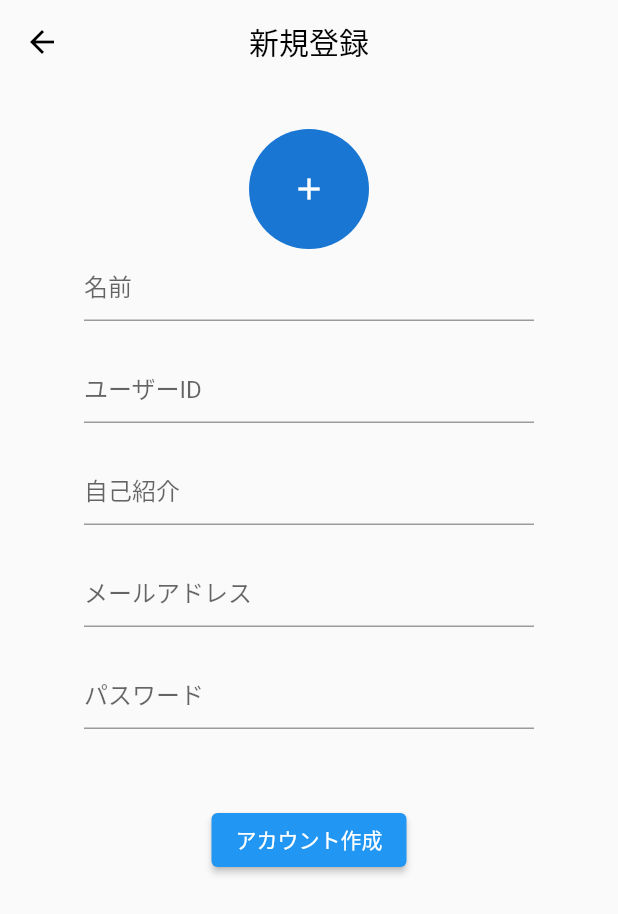
After one commit to nanzejiangcheng4/flutter_sns_sample, a Flutter app: the CreateAccountPage screen opened directly, after a tap on "アカウント作成", on a phone screen of 412 x 824 dp. The commit adds this screen. Shown: the top 914 px of the screen. Run offline on Flutter 3.47's test engine with Material 2 defaults, Android fonts, the phone set to English and light mode, and no system bars.

Commit message:
CreateAccountPageのUI実装

```diff
--- /dev/null
+++ b/lib/view/start_up/createAccountPage.dart
@@ -0,0 +1,106 @@
+import 'package:flutter/material.dart';
+
+class CreateAccountPage extends StatefulWidget {
+  const CreateAccountPage({Key? key}) : super(key: key);
+
+  @override
+  State<CreateAccountPage> createState() => _CreateAccountPageState();
+}
+
+class _CreateAccountPageState extends State<CreateAccountPage> {
+  TextEditingController nameController = TextEditingController();
+  TextEditingController userIdController = TextEditingController();
+  TextEditingController selfIntroductionController = TextEditingController();
+  TextEditingController passController = TextEditingController();
+  TextEditingController emailController = TextEditingController();
+
+  @override
+  Widget build(BuildContext context) {
+    return Scaffold(
+      appBar: AppBar(
+        backgroundColor: Colors.transparent,
+        elevation: 0,
+        iconTheme: IconThemeData(
+          color: Colors.black,
+        ),
+        title: Text(
+          '新規登録',
+          style: TextStyle(color: Colors.black),
+        ),
+        centerTitle: true,
+      ),
+      body: SingleChildScrollView(
+        child: Container(
+          width: double.infinity,
+          child: Column(
+            children: [
+              SizedBox(
+                height: 30,
+              ),
+              CircleAvatar(
+                radius: 40,
+                child: Icon(Icons.add),
+              ),
+              Container(
+                width: 300,
+                child: TextField(
+                  controller: nameController,
+                  decoration: InputDecoration(hintText: '名前'),
+                ),
+              ),
+              Padding(
+                padding: const EdgeInsets.symmetric(vertical: 20.0),
+                child: Container(
+                  width: 300,
+                  child: TextField(
+                    controller: userIdController,
+                    decoration: InputDecoration(hintText: 'ユーザーID'),
+                  ),
+                ),
+              ),
+              Container(
+                width: 300,
+                child: TextField(
+                  controller: selfIntroductionController,
+                  decoration: InputDecoration(hintText: '自己紹介'),
+                ),
+              ),
+              Padding(
+                padding: const EdgeInsets.symmetric(vertical: 20.0),
+                child: Container(
+                  width: 300,
+                  child: TextField(
+                    controller: emailController,
+                    decoration: InputDecoration(hintText: 'メールアドレス'),
+                  ),
+                ),
+              ),
+              Container(
+                width: 300,
+                child: TextField(
+                  controller: passController,
+                  decoration: InputDecoration(hintText: 'パスワード'),
+                ),
+              ),
+              SizedBox(
+                height: 50,
+              ),
+              ElevatedButton(
+                onPressed: () {
+                  if (nameController.text.isNotEmpty &&
+                      userIdController.text.isNotEmpty &&
+                      selfIntroductionController.text.isNotEmpty &&
+                      emailController.text.isNotEmpty &&
+                      passController.text.isNotEmpty) {
+                    Navigator.pop(context);
+                  }
+                },
+                child: Text('アカウント作成'),
+              )
+            ],
+          ),
+        ),
+      ),
+    );
+  }
+}
--- a/lib/view/start_up/login_page.dart
+++ b/lib/view/start_up/login_page.dart
@@ -1,6 +1,7 @@
 import 'package:flutter/gestures.dart';
 import 'package:flutter/material.dart';
 import 'package:flutter_sns_sample/view/screen.dart';
+import 'package:flutter_sns_sample/view/start_up/createAccountPage.dart';
 
 class LoginPage extends StatefulWidget {
   const LoginPage({Key? key}) : super(key: key);
@@ -61,7 +62,12 @@ class _LoginPageState extends State<LoginPage> {
                       style: TextStyle(color: Colors.blue),
                       recognizer: TapGestureRecognizer()
                         ..onTap = () {
-                          print('アカウント作成');
+                          Navigator.push(
+                            context,
+                            MaterialPageRoute(
+                              builder: (context) => CreateAccountPage(),
+                            ),
+                          );
                         },
                     ),
                   ],
```
